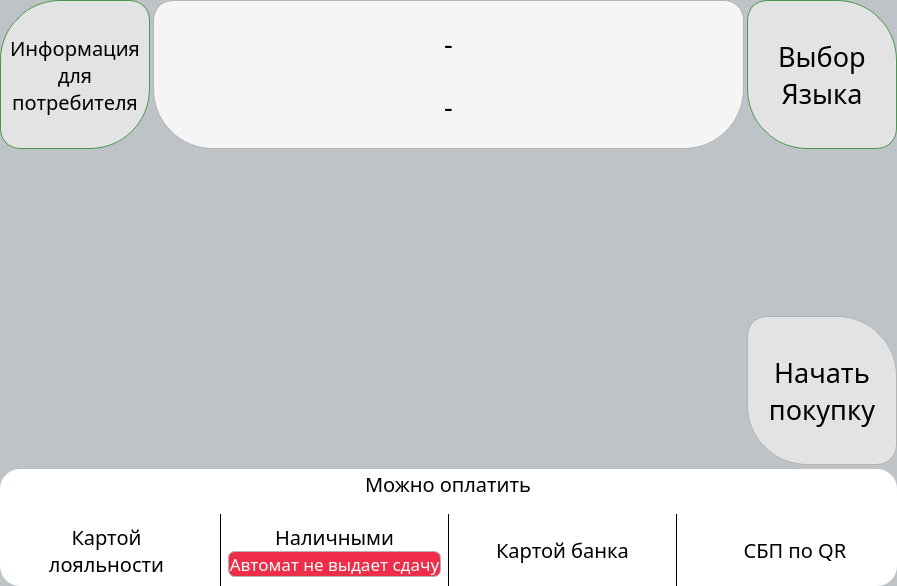
Above: services/gui/resources/ui_interface/waiting_window.ui from dmitriymikryukov/vodobox-pro before the change. Below: the same form after it.
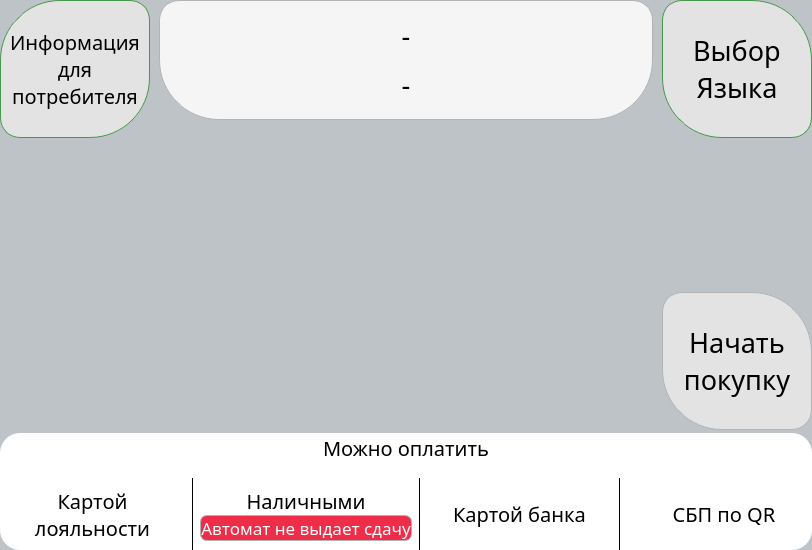
That is the form after the change.

Commit message: testing wating window

Diff of the .ui file:
```diff
--- a/services/gui/resources/ui_interface/waiting_window.ui
+++ b/services/gui/resources/ui_interface/waiting_window.ui
@@ -6,8 +6,8 @@
    <rect>
     <x>0</x>
     <y>0</y>
-    <width>897</width>
-    <height>586</height>
+    <width>812</width>
+    <height>550</height>
    </rect>
   </property>
   <property name="maximumSize">
@@ -1041,7 +1041,7 @@
            </property>
            <property name="maximumSize">
             <size>
-             <width>600</width>
+             <width>500</width>
              <height>16777215</height>
             </size>
            </property>
```
The commit also changes 1 other file.
